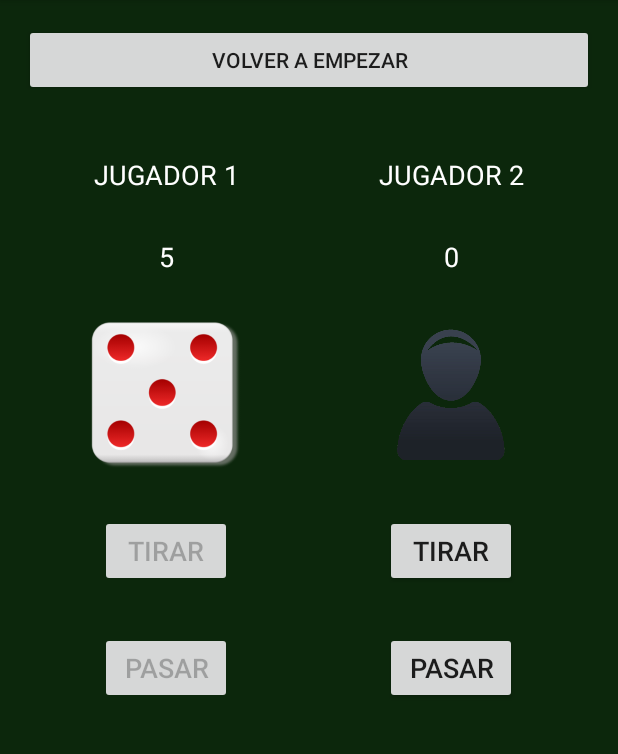
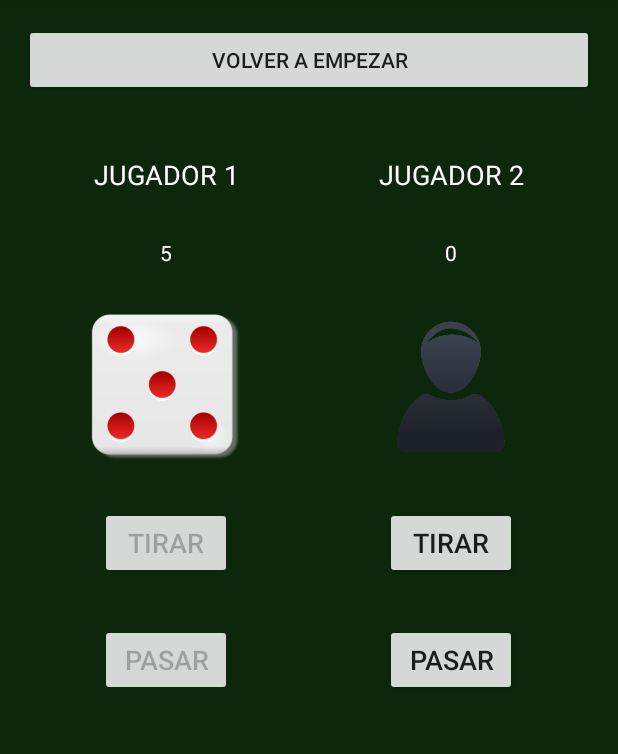
Before and after one commit to sarascript/Blackjack-Android, an Android app: the screen it shows after launch (MainActivity), after a tap on "TIRAR", on a phone screen of 412 x 824 dp, the part 84-838 px from its top. Run offline under Robolectric (Android 15) with nearby library versions, the phone set to English and light mode, and no system bars; 1 other tap on this screen came first.

Commit message:
Design bug fixed

```diff
--- a/app/src/main/java/es/sarascript/blackjack/MainActivity.kt
+++ b/app/src/main/java/es/sarascript/blackjack/MainActivity.kt
@@ -62,6 +62,7 @@ class MainActivity : AppCompatActivity() {
             btnPlayer2.setEnabled(false)
             btnStopPlayer1.setEnabled(false)
             btnStopPlayer2.setEnabled(false)
+
             txtResultPlayer1.text = "PLAYER" + winner.toString() + "WINS"
             txtResultPlayer2.text = "PLAYER" + winner.toString() + "WINS"
         }
@@ -161,10 +162,12 @@ class MainActivity : AppCompatActivity() {
                     }
                 }
             }
+            if (winner == 0) {
                 btnPlayer1.setEnabled(false);
                 btnPlayer2.setEnabled(true);
                 btnStopPlayer1.setEnabled(false);
                 btnStopPlayer2.setEnabled(true);
+            }
         }
 
         btnPlayer2.setOnClickListener {
@@ -261,10 +264,12 @@ class MainActivity : AppCompatActivity() {
                     }
                 }
             }
+            if(winner == 0) {
                 btnPlayer1.setEnabled(true);
                 btnPlayer2.setEnabled(false);
                 btnStopPlayer1.setEnabled(true);
                 btnStopPlayer2.setEnabled(false);
+            }
         }
 
         btnStopPlayer1.setOnClickListener {
--- a/app/src/main/res/layout/activity_main.xml
+++ b/app/src/main/res/layout/activity_main.xml
@@ -48,7 +48,7 @@
                 android:layout_marginBottom="30dp"
                 android:textAlignment="center"
                 android:textColor="#FFFFFF"
-                android:textSize="18sp"
+                android:textSize="14sp"
                 tools:text="PUNTUACIÓN" />
 
             <ImageView
@@ -103,7 +103,7 @@
                 android:layout_marginBottom="30dp"
                 android:textAlignment="center"
                 android:textColor="#FFFFFF"
-                android:textSize="18sp"
+                android:textSize="14sp"
                 tools:text="PUNTUACIÓN" />
 
             <ImageView
```
Lines whose indentation alone changed are shown as unchanged.
